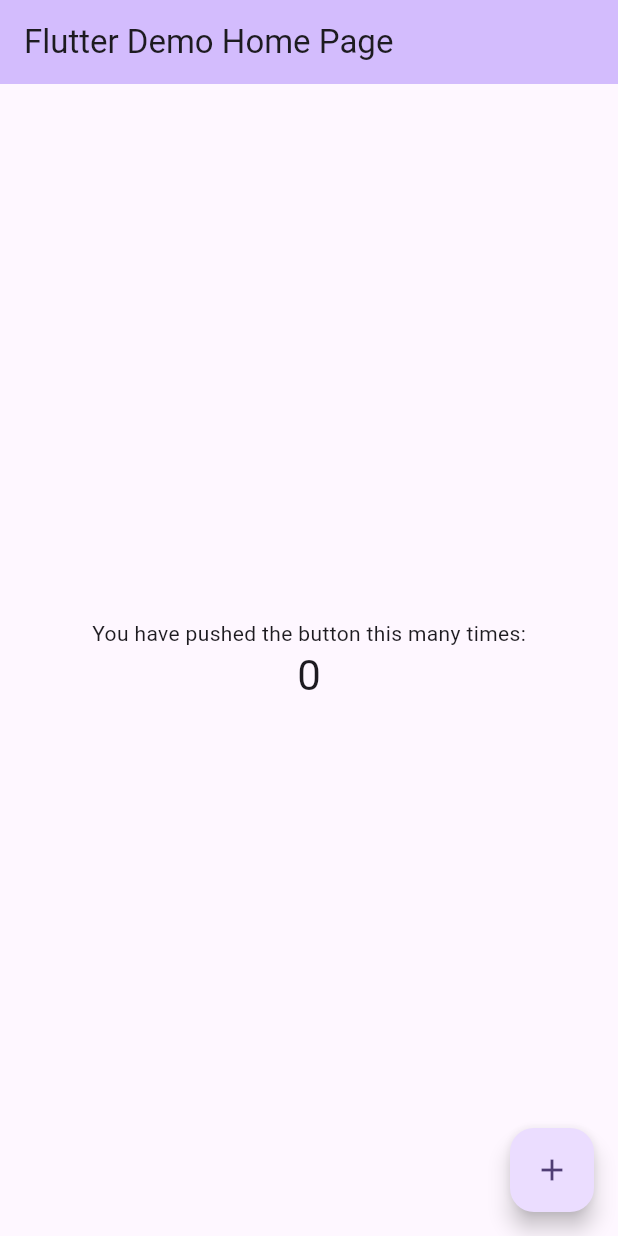
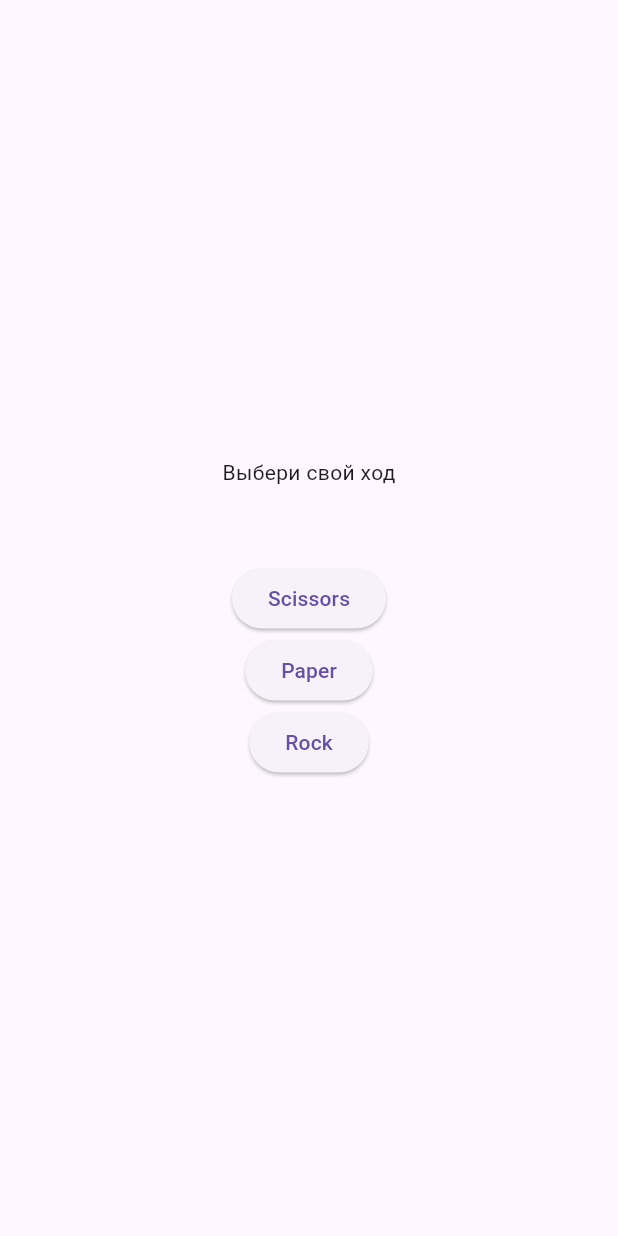
Before and after one commit to Dana-Nam/flutter_hw, a Flutter app: the screen it shows after launch, on a phone screen of 412 x 824 dp. Run offline on Flutter 3.47's test engine with Material 3 defaults, Android fonts, the phone set to English and light mode, and no system bars.

Commit message:
Added switch screens logic, added screens, deleted test package

```diff
--- /dev/null
+++ b/lib/game.dart
@@ -0,0 +1,44 @@
+import 'package:flutter/material.dart';
+import 'package:hw_25/screens/home_screen.dart';
+import 'package:hw_25/screens/results_screen.dart';
+
+class Game extends StatefulWidget {
+  const Game({super.key});
+
+  @override
+  State<Game> createState() => _GameState();
+}
+
+class _GameState extends State<Game> {
+  var currentScreen = 'home';
+
+  void startGame() {
+    setState(() {
+      currentScreen = 'results';
+    });
+  }
+
+  void restartGame() {
+    setState(() {
+      currentScreen = 'home';
+    });
+  }
+
+  @override
+  Widget build(BuildContext context) {
+    Widget screen;
+    if (currentScreen == 'results') {
+      screen = ResultsScreen(
+        onGameRestarted: restartGame,
+      );
+    } else {
+      screen = HomeScreen(
+        onGameStarted: startGame,
+      );
+    }
+
+    return MaterialApp(
+      home: Scaffold(body: screen),
+    );
+  }
+}
--- a/lib/main.dart
+++ b/lib/main.dart
@@ -1,125 +1,6 @@
 import 'package:flutter/material.dart';
+import 'game.dart';
 
 void main() {
-  runApp(const MyApp());
+  runApp(Game());
 }
-
-class MyApp extends StatelessWidget {
-  const MyApp({super.key});
-
-  // This widget is the root of your application.
-  @override
-  Widget build(BuildContext context) {
-    return MaterialApp(
-      title: 'Flutter Demo',
-      theme: ThemeData(
-        // This is the theme of your application.
-        //
-        // TRY THIS: Try running your application with "flutter run". You'll see
-        // the application has a purple toolbar. Then, without quitting the app,
-        // try changing the seedColor in the colorScheme below to Colors.green
-        // and then invoke "hot reload" (save your changes or press the "hot
-        // reload" button in a Flutter-supported IDE, or press "r" if you used
-        // the command line to start the app).
-        //
-        // Notice that the counter didn't reset back to zero; the application
-        // state is not lost during the reload. To reset the state, use hot
-        // restart instead.
-        //
-        // This works for code too, not just values: Most code changes can be
-        // tested with just a hot reload.
-        colorScheme: ColorScheme.fromSeed(seedColor: Colors.deepPurple),
-        useMaterial3: true,
-      ),
-      home: const MyHomePage(title: 'Flutter Demo Home Page'),
-    );
-  }
-}
-
-class MyHomePage extends StatefulWidget {
-  const MyHomePage({super.key, required this.title});
-
-  // This widget is the home page of your application. It is stateful, meaning
-  // that it has a State object (defined below) that contains fields that affect
-  // how it looks.
-
-  // This class is the configuration for the state. It holds the values (in this
-  // case the title) provided by the parent (in this case the App widget) and
-  // used by the build method of the State. Fields in a Widget subclass are
-  // always marked "final".
-
-  final String title;
-
-  @override
-  State<MyHomePage> createState() => _MyHomePageState();
-}
-
-class _MyHomePageState extends State<MyHomePage> {
-  int _counter = 0;
-
-  void _incrementCounter() {
-    setState(() {
-      // This call to setState tells the Flutter framework that something has
-      // changed in this State, which causes it to rerun the build method below
-      // so that the display can reflect the updated values. If we changed
-      // _counter without calling setState(), then the build method would not be
-      // called again, and so nothing would appear to happen.
-      _counter++;
-    });
-  }
-
-  @override
-  Widget build(BuildContext context) {
-    // This method is rerun every time setState is called, for instance as done
-    // by the _incrementCounter method above.
-    //
-    // The Flutter framework has been optimized to make rerunning build methods
-    // fast, so that you can just rebuild anything that needs updating rather
-    // than having to individually change instances of widgets.
-    return Scaffold(
-      appBar: AppBar(
-        // TRY THIS: Try changing the color here to a specific color (to
-        // Colors.amber, perhaps?) and trigger a hot reload to see the AppBar
-        // change color while the other colors stay the same.
-        backgroundColor: Theme.of(context).colorScheme.inversePrimary,
-        // Here we take the value from the MyHomePage object that was created by
-        // the App.build method, and use it to set our appbar title.
-        title: Text(widget.title),
-      ),
-      body: Center(
-        // Center is a layout widget. It takes a single child and positions it
-        // in the middle of the parent.
-        child: Column(
-          // Column is also a layout widget. It takes a list of children and
-          // arranges them vertically. By default, it sizes itself to fit its
-          // children horizontally, and tries to be as tall as its parent.
-          //
-          // Column has various properties to control how it sizes itself and
-          // how it positions its children. Here we use mainAxisAlignment to
-          // center the children vertically; the main axis here is the vertical
-          // axis because Columns are vertical (the cross axis would be
-          // horizontal).
-          //
-          // TRY THIS: Invoke "debug painting" (choose the "Toggle Debug Paint"
-          // action in the IDE, or press "p" in the console), to see the
-          // wireframe for each widget.
-          mainAxisAlignment: MainAxisAlignment.center,
-          children: <Widget>[
-            const Text(
-              'You have pushed the button this many times:',
-            ),
-            Text(
-              '$_counter',
-              style: Theme.of(context).textTheme.headlineMedium,
-            ),
-          ],
-        ),
-      ),
-      floatingActionButton: FloatingActionButton(
-        onPressed: _incrementCounter,
-        tooltip: 'Increment',
-        child: const Icon(Icons.add),
-      ), // This trailing comma makes auto-formatting nicer for build methods.
-    );
-  }
-}
--- a/lib/screens/home_screen.dart
+++ b/lib/screens/home_screen.dart
@@ -0,0 +1,31 @@
+import 'package:flutter/material.dart';
+
+class HomeScreen extends StatelessWidget {
+  final void Function() onGameStarted;
+  const HomeScreen({super.key, required this.onGameStarted});
+
+  @override
+  Widget build(BuildContext context) {
+    return Center(
+      child: Column(
+        mainAxisAlignment: MainAxisAlignment.center,
+        children: [
+          Text('Выбери свой ход'),
+          SizedBox(height: 50),
+          ElevatedButton(
+            onPressed: onGameStarted,
+            child: Text('Scissors'),
+          ),
+          ElevatedButton(
+            onPressed: onGameStarted,
+            child: Text('Paper'),
+          ),
+          ElevatedButton(
+            onPressed: onGameStarted,
+            child: Text('Rock'),
+          ),
+        ],
+      ),
+    );
+  }
+}
```
Also changed, not shown: lib/screens/results_screen.dart (added, +22 -0 lines), 1 other file.
